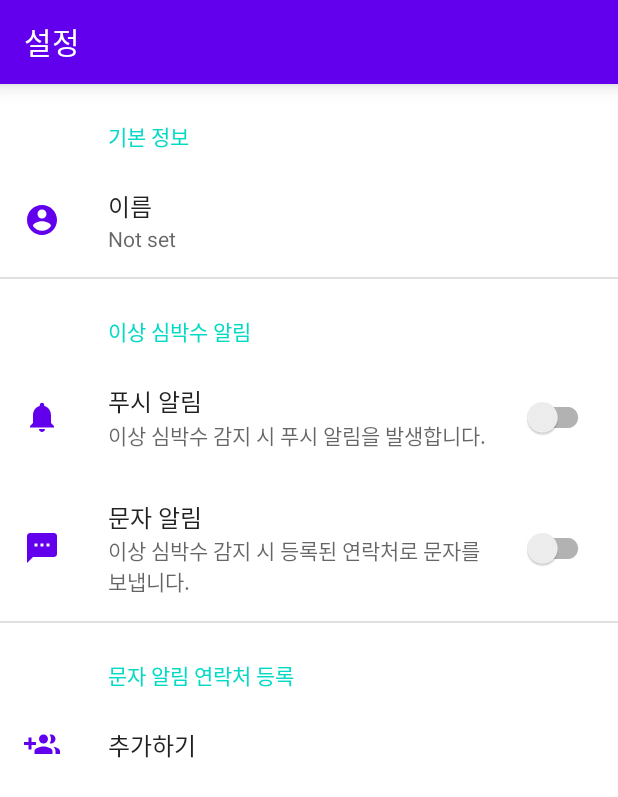
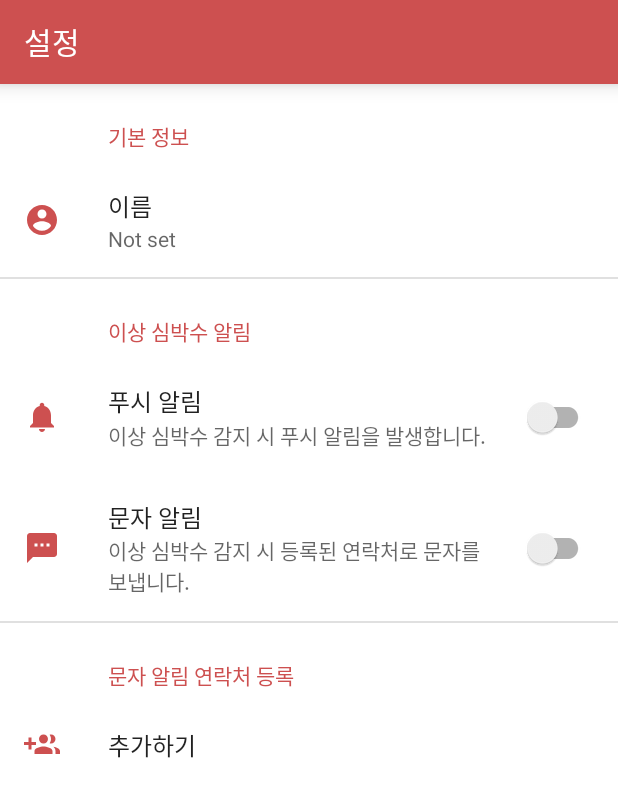
Before and after one commit to SEONGGYU96/ECGMonitorWithNRF, an Android app: the SettingPreferenceFragment screen opened directly, with no data from a screen before it, on a phone screen of 412 x 824 dp. Shown: the top 797 px of the screen. Run offline under Robolectric (Android 15) with nearby library versions, the phone set to English and light mode, and no system bars; our stand-ins replace Dagger/Hilt's generated code, androidx.preference, data binding; libraries missing offline, so code that uses them is left out: androidx.hilt.lifecycle; 1 statement that could not run was skipped.

Commit message:
feat: Change color theme

```diff
--- a/app/src/main/res/values/colors.xml
+++ b/app/src/main/res/values/colors.xml
@@ -1,8 +1,8 @@
 <?xml version="1.0" encoding="utf-8"?>
 <resources>
-    <color name="colorPrimary">#6200EE</color>
-    <color name="colorPrimaryDark">#3700B3</color>
-    <color name="colorAccent">#03DAC5</color>
+    <color name="colorPrimary">#CD5050</color>
+    <color name="colorPrimaryDark">@color/colorPrimary</color>
+    <color name="colorAccent">@color/colorPrimary</color>
     <color name="colorAccentOnPrimary">@color/white</color>
     <color name="colorMonitorBackground">#E8E8E8</color>
 
```
